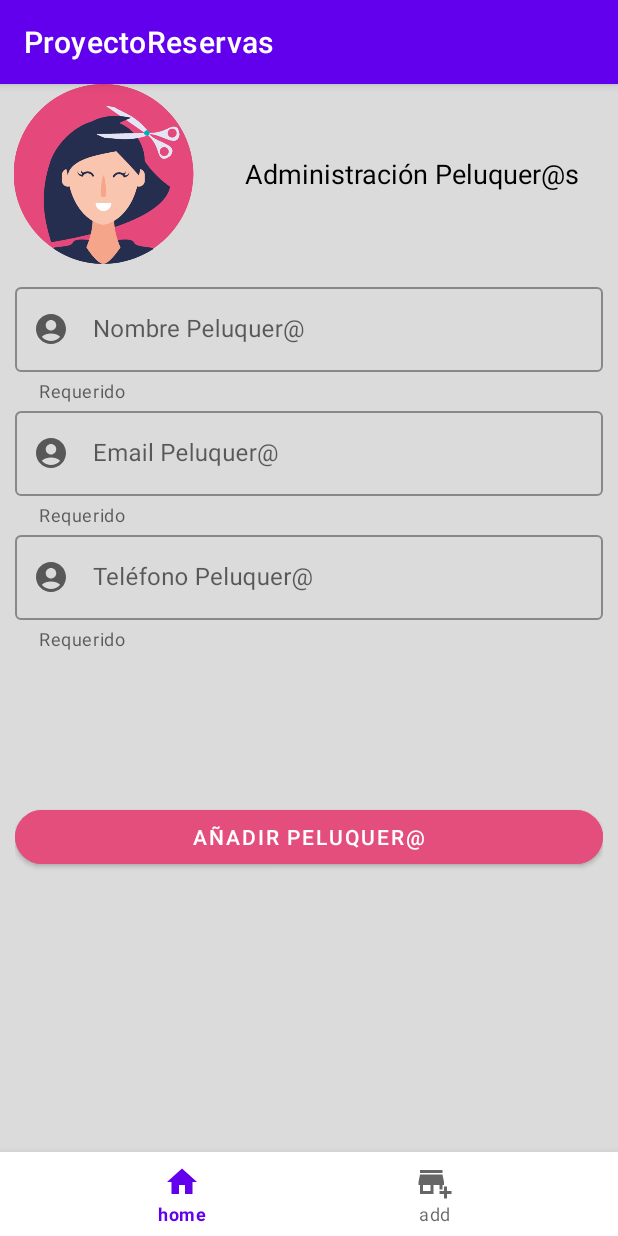
After one commit to Rochiio/ProyectoReservasAndroid, an Android app: the fragment AdminAddFragment placed in its activity, on a phone screen of 412 x 824 dp. The commit adds this screen. Run offline under Robolectric (Android 15) with nearby library versions, the phone set to English and light mode, and no system bars; our stand-ins replace Room's generated code.

Commit message:
vista administrador creada

```diff
--- /dev/null
+++ b/ProyectoReservas/app/src/main/java/com/example/proyectoreservas/AdminHomeActivity.kt
@@ -0,0 +1,61 @@
+package com.example.proyectoreservas
+
+import androidx.appcompat.app.AppCompatActivity
+import android.os.Bundle
+import androidx.fragment.app.Fragment
+import androidx.fragment.app.FragmentManager
+import com.example.proyectoreservas.databinding.ActivityAdminHomeBinding
+import com.example.proyectoreservas.databinding.ActivityUserHomeBinding
+import com.example.proyectoreservas.fragments.*
+import com.example.proyectoreservas.models.Data
+
+class AdminHomeActivity : AppCompatActivity() {
+    private lateinit var binding: ActivityAdminHomeBinding
+    private lateinit var mFragmentManager: FragmentManager
+    private lateinit var mActivityFragment: Fragment
+
+    override fun onCreate(savedInstanceState: Bundle?) {
+        super.onCreate(savedInstanceState)
+        binding = ActivityAdminHomeBinding.inflate(layoutInflater)
+        setContentView(binding.root)
+
+        setUpFragment()
+    }
+
+    private fun setUpFragment() {
+        mFragmentManager = supportFragmentManager
+
+        val home = AdminHomeFragment()
+        val add = AdminAddFragment()
+
+        mActivityFragment = home
+
+
+        mFragmentManager.beginTransaction()
+            .add(R.id.hostFragment, add, AdminAddFragment::class.java.name)
+            .hide(add)
+            .commit()
+
+        mFragmentManager.beginTransaction()
+            .add(R.id.hostFragment, home, AdminHomeFragment::class.java.name)
+            .commit()
+
+        binding.buttonNav.setOnItemSelectedListener {
+            when(it.itemId){
+                R.id.action_home_admin ->{
+                    mFragmentManager.beginTransaction().hide(mActivityFragment).show(home).commit()
+                    mActivityFragment= home
+                    true
+                }
+
+                R.id.action_add_admin ->{
+                    mFragmentManager.beginTransaction().hide(mActivityFragment).show(add).commit()
+                    mActivityFragment= add
+                    true
+                }
+
+                else -> false
+            }
+        }
+    }
+}
--- a/ProyectoReservas/app/src/main/java/com/example/proyectoreservas/MainActivity.kt
+++ b/ProyectoReservas/app/src/main/java/com/example/proyectoreservas/MainActivity.kt
@@ -86,7 +86,8 @@ class MainActivity : AppCompatActivity() {
             var intent = Intent(this,UserHomeActivity::class.java)
             startActivity(intent)
         }else{
-            TODO()
+            var intent = Intent(this,AdminHomeActivity::class.java)
+            startActivity(intent)
         }
 
     }
--- a/ProyectoReservas/app/src/main/java/com/example/proyectoreservas/UserHomeActivity.kt
+++ b/ProyectoReservas/app/src/main/java/com/example/proyectoreservas/UserHomeActivity.kt
@@ -35,7 +35,6 @@ class UserHomeActivity : AppCompatActivity() {
     }
 
     private fun setUpFragment() {
-        binding.buttonNav.itemTextColor=ColorStateList.valueOf(getResources().getColor(R.color.fuxia))
         mFragmentManager = supportFragmentManager
 
         val home = HomeFragment()
--- a/ProyectoReservas/app/src/main/java/com/example/proyectoreservas/db/PeluqueraDAO.kt
+++ b/ProyectoReservas/app/src/main/java/com/example/proyectoreservas/db/PeluqueraDAO.kt
@@ -9,6 +9,9 @@ interface PeluqueraDAO {
     @Query("SELECT * FROM Peluqueras")
     suspend fun getAllPeluqueras():List<Peluquera>
 
+    @Query("SELECT * FROM Peluqueras WHERE correo = :email")
+    suspend fun findByEmail(email:String):Peluquera?
+
     @Insert
     suspend fun addPeluquera(peluquera: Peluquera)
 
--- a/ProyectoReservas/app/src/main/java/com/example/proyectoreservas/db/UsuarioDatabase.kt
+++ b/ProyectoReservas/app/src/main/java/com/example/proyectoreservas/db/UsuarioDatabase.kt
@@ -9,7 +9,7 @@ import com.example.proyectoreservas.models.Usuario
 /**
  * Tablas de la base de datos
  */
-@Database(entities = arrayOf(Usuario::class, Cita::class, Peluquera::class), version =3)
+@Database(entities = arrayOf(Usuario::class, Cita::class, Peluquera::class), version =4)
 abstract class UsuarioDatabase: RoomDatabase(){
     abstract fun usuarioDao(): UsuarioDao
     abstract fun citasDao(): CitaDao
--- /dev/null
+++ b/ProyectoReservas/app/src/main/java/com/example/proyectoreservas/fragments/AdminAddFragment.kt
@@ -0,0 +1,87 @@
+package com.example.proyectoreservas.fragments
+
+import android.app.DatePickerDialog
+import android.os.Bundle
+import androidx.fragment.app.Fragment
+import android.view.LayoutInflater
+import android.view.View
+import android.view.ViewGroup
+import android.widget.ArrayAdapter
+import android.widget.Toast
+import androidx.lifecycle.lifecycleScope
+import com.example.proyectoreservas.R
+import com.example.proyectoreservas.databinding.FragmentAddBinding
+import com.example.proyectoreservas.databinding.FragmentAdminAddBinding
+import com.example.proyectoreservas.db.UsuarioApplication
+import com.example.proyectoreservas.models.Cita
+import com.example.proyectoreservas.models.Data
+import com.example.proyectoreservas.models.Peluquera
+import kotlinx.coroutines.launch
+import java.util.*
+
+
+class AdminAddFragment : Fragment() {
+    private lateinit var binding: FragmentAdminAddBinding
+
+    override fun onCreateView(
+        inflater: LayoutInflater, container: ViewGroup?,
+        savedInstanceState: Bundle?
+    ): View? {
+        // Inflate the layout for this fragment
+        binding = FragmentAdminAddBinding.inflate(inflater, container, false)
+        return binding.root
+    }
+
+
+    override fun onViewCreated(view: View, savedInstanceState: Bundle?) {
+
+        binding.buttonAdd.setOnClickListener {
+            accionAdd()
+        }
+
+    }
+
+
+    /**
+     * Accion de añadir un/a peluquer@
+     */
+    private fun accionAdd() {
+        val contexto = this.context
+
+        if (binding.editName.text.toString().isNotEmpty() && binding.editEmail.text.toString().isNotEmpty() && binding.editPhone.text.toString().isNotEmpty()){
+
+                lifecycleScope.launch {
+                    val find = UsuarioApplication.database.peluquerasDao().findByEmail(binding.editEmail.text.toString())
+                    find?.let {
+                        Toast.makeText(contexto, "Ya existe un/a peluquer@ con este email ", Toast.LENGTH_LONG)
+                            .show()
+                    } ?: run {
+                        val peluquera = Peluquera(
+                            nombre = binding.editName.text.toString(),
+                            correo = binding.editEmail.text.toString(),
+                            telefono = binding.editPhone.text.toString()
+                        )
+                        UsuarioApplication.database.peluquerasDao().addPeluquera(peluquera)
+                        Toast.makeText(context, "Peluquer@ añadida", Toast.LENGTH_LONG).show()
+                        Data.peluqueraAdapter?.addData(peluquera)
+                        clearFragment()
+                    }
+            }
+        }else{
+            Toast.makeText(this.context,"Deben de estar todos los campos rellenados",
+                Toast.LENGTH_LONG
+            ).show()
+        }
+    }
+
+    /**
+     * Limpiar los apartados del fragmento
+     */
+    private fun clearFragment() {
+        binding.editName.text?.clear()
+        binding.editEmail.text?.clear()
+        binding.editPhone.text?.clear()
+    }
+
+
+}
--- /dev/null
+++ b/ProyectoReservas/app/src/main/java/com/example/proyectoreservas/fragments/AdminHomeFragment.kt
@@ -0,0 +1,54 @@
+package com.example.proyectoreservas.fragments
+
+import android.os.Bundle
+import androidx.fragment.app.Fragment
+import android.view.LayoutInflater
+import android.view.View
+import android.view.ViewGroup
+import androidx.lifecycle.lifecycleScope
+import androidx.recyclerview.widget.LinearLayoutManager
+import com.example.proyectoreservas.R
+import com.example.proyectoreservas.adapter.CitaAdapter
+import com.example.proyectoreservas.adapter.PeluqueraAdapter
+import com.example.proyectoreservas.databinding.FragmentAdminHomeBinding
+import com.example.proyectoreservas.databinding.FragmentHomeBinding
+import com.example.proyectoreservas.db.UsuarioApplication
+import com.example.proyectoreservas.models.Cita
+import com.example.proyectoreservas.models.Data
+import com.example.proyectoreservas.models.Peluquera
+import kotlinx.coroutines.launch
+
+
+class AdminHomeFragment : Fragment() {
+
+    private lateinit var binding: FragmentAdminHomeBinding
+
+    override fun onCreateView(
+        inflater: LayoutInflater, container: ViewGroup?,
+        savedInstanceState: Bundle?
+    ): View? {
+        // Inflate the layout for this fragment
+        binding = FragmentAdminHomeBinding.inflate(inflater, container, false)
+        return binding.root
+    }
+
+
+    override fun onViewCreated(view: View, savedInstanceState: Bundle?) {
+        Data.peluqueraAdapter = PeluqueraAdapter(mutableListOf())
+
+        var peluqueros: MutableList<Peluquera>
+        lifecycleScope.launch{
+            peluqueros = UsuarioApplication.database.peluquerasDao().getAllPeluqueras().toMutableList()
+            Data.peluqueraAdapter!!.setPeluqueras(peluqueros)
+        }
+
+
+        binding.recyclerview.apply {
+            setHasFixedSize(true)
+            layoutManager= LinearLayoutManager(this@AdminHomeFragment.context)
+            adapter= Data.citaAdapter
+        }
+    }
+
+
+}
--- a/ProyectoReservas/app/src/main/java/com/example/proyectoreservas/models/Data.kt
+++ b/ProyectoReservas/app/src/main/java/com/example/proyectoreservas/models/Data.kt
@@ -1,6 +1,7 @@
 package com.example.proyectoreservas.models
 
 import com.example.proyectoreservas.adapter.CitaAdapter
+import com.example.proyectoreservas.adapter.PeluqueraAdapter
 import java.util.*
 
 /**
@@ -15,4 +16,5 @@ object Data {
 
     var usuarioActual: Usuario? = null
     var citaAdapter: CitaAdapter? = null
+    var peluqueraAdapter: PeluqueraAdapter? = null
 }
--- /dev/null
+++ b/ProyectoReservas/app/src/main/res/layout/activity_admin_home.xml
@@ -0,0 +1,60 @@
+<?xml version="1.0" encoding="utf-8"?>
+<androidx.constraintlayout.widget.ConstraintLayout xmlns:android="http://schemas.android.com/apk/res/android"
+    xmlns:app="http://schemas.android.com/apk/res-auto"
+    xmlns:tools="http://schemas.android.com/tools"
+    android:layout_width="match_parent"
+    android:layout_height="match_parent"
+    android:background="@color/gray"
+    tools:context=".AdminHomeActivity">
+
+    <LinearLayout
+        android:id="@+id/linear"
+        android:layout_width="match_parent"
+        android:layout_height="120dp"
+        android:background="@color/gray"
+        android:orientation="horizontal"
+        app:layout_constraintEnd_toEndOf="parent"
+        app:layout_constraintStart_toStartOf="parent"
+        app:layout_constraintTop_toTopOf="parent">
+
+
+        <ImageView
+            android:id="@+id/imageView4"
+            android:layout_width="183dp"
+            android:layout_height="wrap_content"
+            android:layout_weight="1"
+            app:srcCompat="@drawable/icono" />
+
+        <TextView
+            android:id="@+id/textFragment"
+            android:layout_width="match_parent"
+            android:layout_height="match_parent"
+            android:layout_weight="3"
+            android:textColor="@color/black"
+            android:textSize="18sp"
+            android:gravity="center"
+            android:text="@string/admin_pelu" />
+    </LinearLayout>
+
+    <FrameLayout
+        android:id="@+id/hostFragment"
+        android:layout_width="0dp"
+        android:layout_height="0dp"
+        app:layout_constraintBottom_toTopOf="@+id/buttonNav"
+        app:layout_constraintEnd_toEndOf="parent"
+        app:layout_constraintStart_toStartOf="parent"
+        app:layout_constraintTop_toBottomOf="@+id/linear" />
+
+
+    <com.google.android.material.bottomnavigation.BottomNavigationView
+        android:id="@+id/buttonNav"
+        android:layout_width="match_parent"
+        android:layout_height="wrap_content"
+        app:layout_constraintBottom_toBottomOf="parent"
+        app:layout_constraintEnd_toEndOf="parent"
+        app:layout_constraintStart_toStartOf="parent"
+        app:menu="@menu/menu_item_admin" />
+
+
+
+</androidx.constraintlayout.widget.ConstraintLayout>
--- /dev/null
+++ b/ProyectoReservas/app/src/main/res/layout/fragment_admin_add.xml
@@ -0,0 +1,80 @@
+<?xml version="1.0" encoding="utf-8"?>
+<androidx.core.widget.NestedScrollView xmlns:android="http://schemas.android.com/apk/res/android"
+    xmlns:tools="http://schemas.android.com/tools"
+    android:layout_width="match_parent"
+    android:layout_height="match_parent"
+    android:background="@color/gray"
+    xmlns:app="http://schemas.android.com/apk/res-auto"
+    tools:context=".fragments.AddFragment">
+
+
+    <LinearLayout
+        android:layout_width="match_parent"
+        android:layout_height="wrap_content"
+        android:layout_margin="10sp"
+        android:orientation="vertical">
+
+        <com.google.android.material.textfield.TextInputLayout
+            android:layout_width="match_parent"
+            android:layout_height="match_parent"
+            android:hint="@string/name_pelu"
+            app:helperText="@string/required"
+            app:startIconDrawable="@drawable/ic_baseline_account_circle_24"
+            style="@style/Widget.MaterialComponents.TextInputLayout.OutlinedBox">
+
+            <com.google.android.material.textfield.TextInputEditText
+                android:id="@+id/editName"
+                android:layout_width="match_parent"
+                android:layout_height="match_parent"
+                android:inputType="textPersonName"
+                />
+        </com.google.android.material.textfield.TextInputLayout>
+
+
+        <com.google.android.material.textfield.TextInputLayout
+            android:layout_width="match_parent"
+            android:layout_height="match_parent"
+            android:hint="@string/email_pelu"
+            app:helperText="@string/required"
+            app:startIconDrawable="@drawable/ic_baseline_account_circle_24"
+            style="@style/Widget.MaterialComponents.TextInputLayout.OutlinedBox"
+            >
+
+            <com.google.android.material.textfield.TextInputEditText
+                android:id="@+id/editEmail"
+                android:layout_width="match_parent"
+                android:layout_height="match_parent"
+                android:inputType="textEmailAddress"
+                />
+        </com.google.android.material.textfield.TextInputLayout>
+
+
+        <com.google.android.material.textfield.TextInputLayout
+            android:layout_width="match_parent"
+            android:layout_height="match_parent"
+            android:hint="@string/phone_pelu"
+            app:helperText="@string/required"
+            app:startIconDrawable="@drawable/ic_baseline_account_circle_24"
+            style="@style/Widget.MaterialComponents.TextInputLayout.OutlinedBox"
+            >
+
+            <com.google.android.material.textfield.TextInputEditText
+                android:id="@+id/editPhone"
+                android:layout_width="match_parent"
+                android:layout_height="match_parent"
+                android:inputType="phone"
+                />
+        </com.google.android.material.textfield.TextInputLayout>
+
+        <Button
+            android:id="@+id/buttonAdd"
+            android:layout_marginVertical="100dp"
+            android:backgroundTint="@color/fuxia"
+            app:cornerRadius="20dp"
+            android:layout_width="match_parent"
+            android:layout_height="wrap_content"
+            android:text="@string/add_pelu" />
+
+
+    </LinearLayout>
+</androidx.core.widget.NestedScrollView>
--- /dev/null
+++ b/ProyectoReservas/app/src/main/res/menu/menu_item_admin.xml
@@ -0,0 +1,19 @@
+<?xml version="1.0" encoding="utf-8"?>
+<menu xmlns:android="http://schemas.android.com/apk/res/android"
+    xmlns:app="http://schemas.android.com/apk/res-auto">
+
+    <item
+        android:id="@+id/action_home_admin"
+        android:title="@string/home"
+        android:icon="@drawable/ic_baseline_home_24"
+        app:showAsAction="never"
+        />
+
+    <item
+        android:id="@+id/action_add_admin"
+        android:title="@string/add"
+        android:icon="@drawable/ic_baseline_add_business_24"
+        app:showAsAction="never"
+        />
+
+</menu>
--- a/ProyectoReservas/app/src/main/res/values/strings.xml
+++ b/ProyectoReservas/app/src/main/res/values/strings.xml
@@ -27,6 +27,11 @@
     <string name="user_password">Contraseña del usuario</string>
     <string name="cita_hour">Cita Hora</string>
     <string name="cita_day">Cita Día</string>
+    <string name="admin_pelu">Administración Peluquer@s</string>
+    <string name="add_pelu">Añadir Peluquer@</string>
+    <string name="name_pelu">Nombre Peluquer@</string>
+    <string name="email_pelu">Email Peluquer@</string>
+    <string name="phone_pelu">Teléfono Peluquer@</string>
 
     <!-- Nombre de las peluqueras que hay -->
     <string-array name="peluqueras">
```
Also changed, not shown: ProyectoReservas/app/src/main/AndroidManifest.xml (+7 -0 lines), ProyectoReservas/app/src/main/java/com/example/proyectoreservas/adapter/PeluqueraAdapter.kt (added, +58 -0 lines), ProyectoReservas/app/src/main/java/com/example/proyectoreservas/fragments/AddFragment.kt (+5 -6 lines), ProyectoReservas/app/src/main/res/layout/fragment_admin_home.xml (added, +26 -0 lines), ProyectoReservas/app/src/main/res/layout/peluqueras_item.xml (added, +58 -0 lines).
